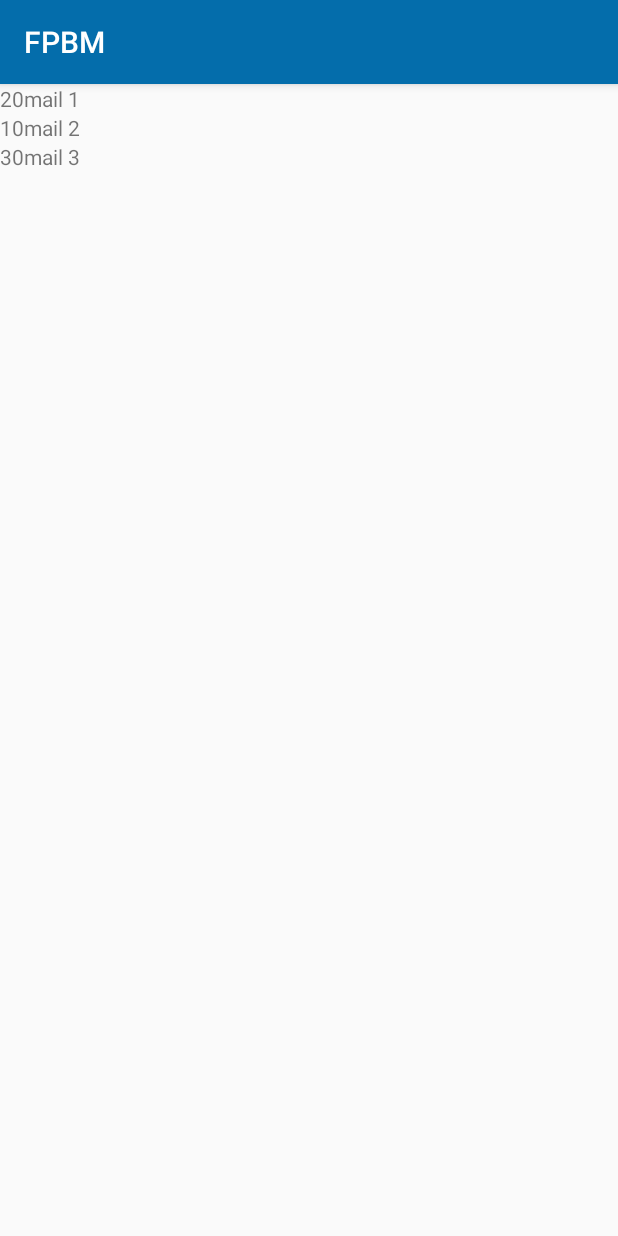
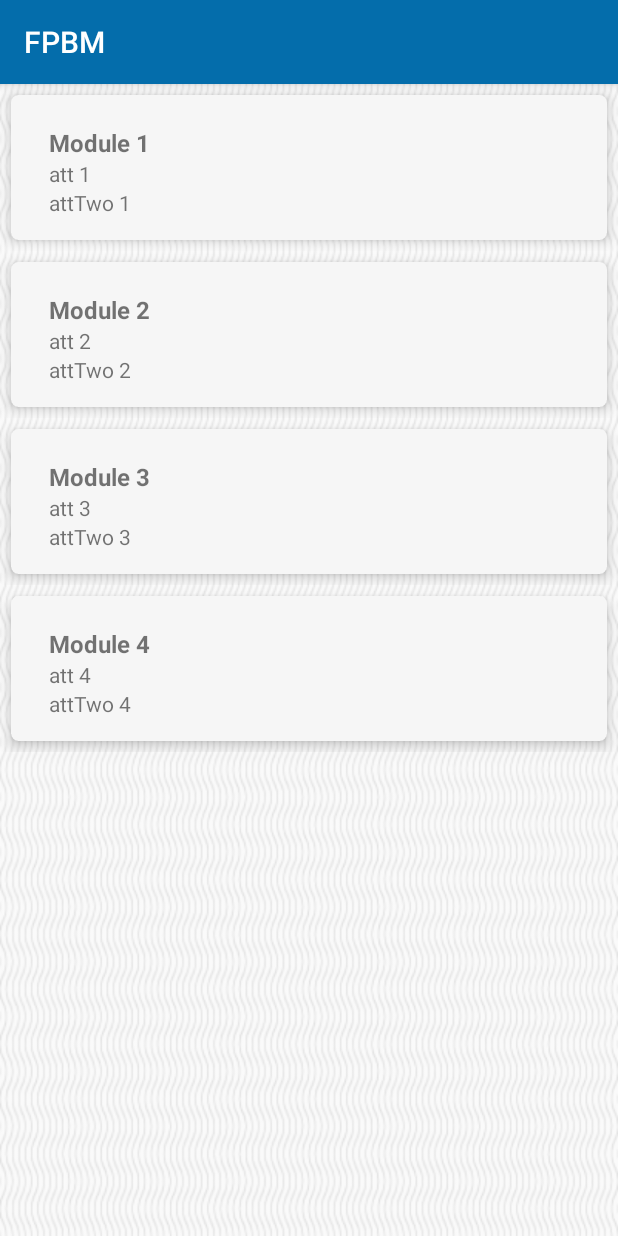
Before and after one commit to Master-ISI-Projects/usms-mobile, an Android app: the fragment StudentResultFragment shown on its own in the app's theme, on a phone screen of 412 x 824 dp. Run offline under Robolectric (Android 15) with nearby library versions, the light colour scheme and no system bars.

Commit message:
Added student result fragment

```diff
--- /dev/null
+++ b/app/src/main/java/com/USMS/Mobile/models/ResultItem.java
@@ -0,0 +1,37 @@
+package com.USMS.Mobile.models;
+
+public class ResultItem {
+    private String module;
+    private String attOne;
+    private String attTwo;
+
+    public ResultItem(String module, String attOne, String attTwo) {
+        this.module = module;
+        this.attOne = attOne;
+        this.attTwo = attTwo;
+    }
+
+    public String getModule() {
+        return module;
+    }
+
+    public void setModule(String module) {
+        this.module = module;
+    }
+
+    public String getAttOne() {
+        return attOne;
+    }
+
+    public void setAttOne(String attOne) {
+        this.attOne = attOne;
+    }
+
+    public String getAttTwo() {
+        return attTwo;
+    }
+
+    public void setAttTwo(String attTwo) {
+        this.attTwo = attTwo;
+    }
+}
--- /dev/null
+++ b/app/src/main/java/com/USMS/Mobile/models/ResultItemAdapter.java
@@ -0,0 +1,67 @@
+package com.USMS.Mobile.models;
+
+import android.content.Context;
+import android.util.Log;
+import android.view.LayoutInflater;
+import android.view.View;
+import android.view.ViewGroup;
+import android.widget.TextView;
+import android.widget.Toast;
+
+import androidx.annotation.NonNull;
+import androidx.recyclerview.widget.RecyclerView;
+
+import com.USMS.Mobile.R;
+
+import java.util.ArrayList;
+
+public class ResultItemAdapter  extends RecyclerView.Adapter<ResultItemAdapter.ViewHolder>  {
+
+    private ArrayList<ResultItem> results;
+
+    public  ResultItemAdapter(Context context, ArrayList resultsItems){
+        results = resultsItems;
+    }
+    public class ViewHolder extends RecyclerView.ViewHolder{
+
+        TextView result_module, result_attOne, result_attTwo;
+
+        public ViewHolder(@NonNull final View itemView) {
+            super(itemView);
+            result_module = itemView.findViewById(R.id.result_title);
+            result_attOne = itemView.findViewById(R.id.result_attOne);
+            result_attTwo = itemView.findViewById(R.id.result_attTwo);
+
+            itemView.setOnClickListener(new View.OnClickListener() {
+                @Override
+                public void onClick(View v) {
+                    int a =  results.indexOf((ResultItem) v.getTag());
+                    String b = a + "e";
+                    Log.i("ok", b);
+                    Toast.makeText(itemView.getContext(), results.get(a).getModule(), Toast.LENGTH_SHORT).show();
+                }
+            });
+        }
+    }
+    @NonNull
+    @Override
+    public ResultItemAdapter.ViewHolder onCreateViewHolder(@NonNull ViewGroup viewGroup, int viewType) {
+        View v = LayoutInflater.from(viewGroup.getContext()).inflate(R.layout.result_list_item, viewGroup, false);
+        return new ResultItemAdapter.ViewHolder(v);
+    }
+
+    @Override
+    public void onBindViewHolder(@NonNull ResultItemAdapter.ViewHolder Viewholder, int i) {
+
+        Viewholder.itemView.setTag(results.get(i));
+        Viewholder.result_module.setText(results.get(i).getModule());
+        Viewholder.result_attOne.setText(results.get(i).getAttOne());
+        Viewholder.result_attTwo.setText(results.get(i).getAttTwo());
+
+    }
+
+    @Override
+    public int getItemCount() {
+        return results.size();
+    }
+}
--- a/app/src/main/java/com/USMS/Mobile/ui/student_side/StudentResultFragment.java
+++ b/app/src/main/java/com/USMS/Mobile/ui/student_side/StudentResultFragment.java
@@ -12,12 +12,24 @@ import android.widget.TextView;
 import androidx.annotation.NonNull;
 import androidx.annotation.Nullable;
 import androidx.fragment.app.Fragment;
+import androidx.recyclerview.widget.LinearLayoutManager;
+import androidx.recyclerview.widget.RecyclerView;
 
 import com.USMS.Mobile.R;
+import com.USMS.Mobile.models.NotificationItem;
+import com.USMS.Mobile.models.NotificationItemAdapter;
+import com.USMS.Mobile.models.ResultItem;
+import com.USMS.Mobile.models.ResultItemAdapter;
 
 import java.util.ArrayList;
 
 public class StudentResultFragment extends Fragment {
+
+    RecyclerView recyclerView;
+    RecyclerView.Adapter myAdapter;
+    RecyclerView.LayoutManager layoutManager;
+    ArrayList<ResultItem> itemList;
+
     public View onCreateView(@NonNull LayoutInflater inflater, @Nullable ViewGroup container, @Nullable Bundle savedInstanceState) {
         return inflater.inflate(R.layout.fragment_student_result, null);
     }
@@ -26,69 +38,21 @@ public class StudentResultFragment extends Fragment {
     public void onViewCreated(@NonNull View view, @Nullable Bundle savedInstanceState) {
         super.onViewCreated(view, savedInstanceState);
 
-        final TableLayout table = (TableLayout) view.findViewById(R.id.table);
+        recyclerView = view.findViewById(R.id.result_list);
+        recyclerView.setHasFixedSize(true);
+        layoutManager = new LinearLayoutManager(getActivity());
+        recyclerView.setLayoutManager(layoutManager);
 
-        class Person{
-            String name;
-            String mail;
-            int age;
-
-            public Person(String name, String mail, int age) {
-                this.name = name;
-                this.mail = mail;
-                this.age = age;
-            }
-
-            public String getName() {
-                return name;
-            }
-
-            public void setName(String name) {
-                this.name = name;
-            }
-
-            public String getMail() {
-                return mail;
-            }
-
-            public void setMail(String mail) {
-                this.mail = mail;
-            }
-
-            public int getAge() {
-                return age;
-            }
-
-            public void setAge(int age) {
-                this.age = age;
-            }
-        }
+        itemList = new ArrayList<ResultItem>();
+        itemList.add(new ResultItem("Module 1", "att 1", "attTwo 1"));
+        itemList.add(new ResultItem("Module 2", "att 2", "attTwo 2"));
+        itemList.add(new ResultItem("Module 3", "att 3", "attTwo 3"));
+        itemList.add(new ResultItem("Module 4", "att 4", "attTwo 4"));
 
 
-        ArrayList<Person> persons = new ArrayList<>();
-        persons.add(new Person("name 1", "mail 1", 20));
-        persons.add(new Person("name 2", "mail 2", 10));
-        persons.add(new Person("name 3", "mail 3", 30));
+        myAdapter = new ResultItemAdapter(getActivity(), itemList);
+        recyclerView.setAdapter(myAdapter);
 
-        for(Person person : persons) {
-            TableRow row = new TableRow(getActivity());
-            TextView tvName = new TextView(getActivity());
-            TextView tvAge = new TextView(getActivity());
-            TextView tvMail = new TextView(getActivity());
-            tvName.setText(person.getName());
-            tvAge.setText(String.valueOf(person.getAge()));
-            tvMail.setText(person.getMail());
-            tvName.setLayoutParams(new TableLayout.LayoutParams(TableLayout.LayoutParams.WRAP_CONTENT, TableLayout.LayoutParams.WRAP_CONTENT));
-            row.addView(tvName);
-            row.addView(tvAge);
-            row.addView(tvMail);
-            table.addView(row);
-        }
-
-        /*
-        *
-        *
-        * */
 
     }
 }
--- a/app/src/main/res/layout/fragment_student_result.xml
+++ b/app/src/main/res/layout/fragment_student_result.xml
@@ -1,13 +1,12 @@
 <?xml version="1.0" encoding="utf-8"?>
 <LinearLayout xmlns:android="http://schemas.android.com/apk/res/android"
     android:orientation="vertical" android:layout_width="match_parent"
+    android:background="@drawable/background_lines"
     android:layout_height="match_parent">
 
-    <TableLayout xmlns:android="http://schemas.android.com/apk/res/android"
-        android:id="@+id/table"
+
+    <androidx.recyclerview.widget.RecyclerView
+        android:id="@+id/result_list"
         android:layout_width="match_parent"
-        android:layout_height="match_parent">
-
-    </TableLayout>
-
+        android:layout_height="match_parent" />
 </LinearLayout>
--- /dev/null
+++ b/app/src/main/res/layout/result_list_item.xml
@@ -0,0 +1,57 @@
+<?xml version="1.0" encoding="utf-8"?>
+<LinearLayout xmlns:android="http://schemas.android.com/apk/res/android"
+    xmlns:app="http://schemas.android.com/apk/res-auto"
+    android:layout_width="match_parent"
+    android:layout_height="wrap_content"
+    android:orientation="vertical">
+
+
+    <androidx.cardview.widget.CardView
+        android:layout_width="match_parent"
+        android:layout_height="wrap_content"
+        xmlns:card_view="http://schemas.android.com/apk/res-auto"
+        card_view:cardBackgroundColor="#f6f6f6"
+        card_view:cardCornerRadius="5dp"
+        card_view:cardElevation="5dp"
+        android:layout_margin="7dp"
+        card_view:cardUseCompatPadding="false"
+        >
+
+        <LinearLayout
+            android:layout_width="match_parent"
+            android:layout_height="wrap_content"
+            android:layout_margin="15dp"
+            android:orientation="horizontal">
+
+            <LinearLayout
+                android:layout_width="match_parent"
+                android:layout_height="wrap_content"
+                android:layout_marginLeft="10dp"
+                android:orientation="vertical">
+
+                <TextView
+                    android:id="@+id/result_title"
+                    android:layout_width="match_parent"
+                    android:layout_height="wrap_content"
+                    android:layout_marginTop="5dp"
+                    android:text="TextView"
+                    android:textSize="16sp"
+                    android:textStyle="bold" />
+
+                <TextView
+                    android:id="@+id/result_attOne"
+                    android:layout_width="match_parent"
+                    android:layout_height="wrap_content"
+                    android:text="TextView" />
+                <TextView
+                    android:id="@+id/result_attTwo"
+                    android:layout_width="match_parent"
+                    android:layout_height="wrap_content"
+                    android:text="TextView" />
+            </LinearLayout>
+        </LinearLayout>
+
+    </androidx.cardview.widget.CardView>
+
+
+</LinearLayout>
```
Also changed, not shown: app/src/main/res/layout/fragment_student_notif.xml (indentation only).
